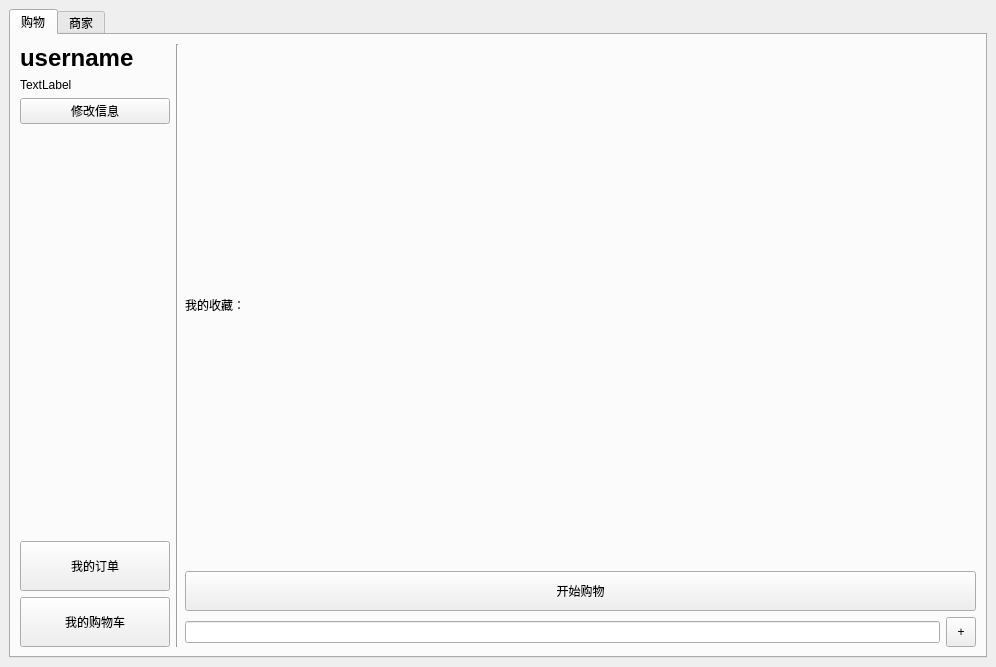
This is UserMainWindow.ui in tsukishima1321/shopping as Qt 5 draws it before an edit. The edited form follows.
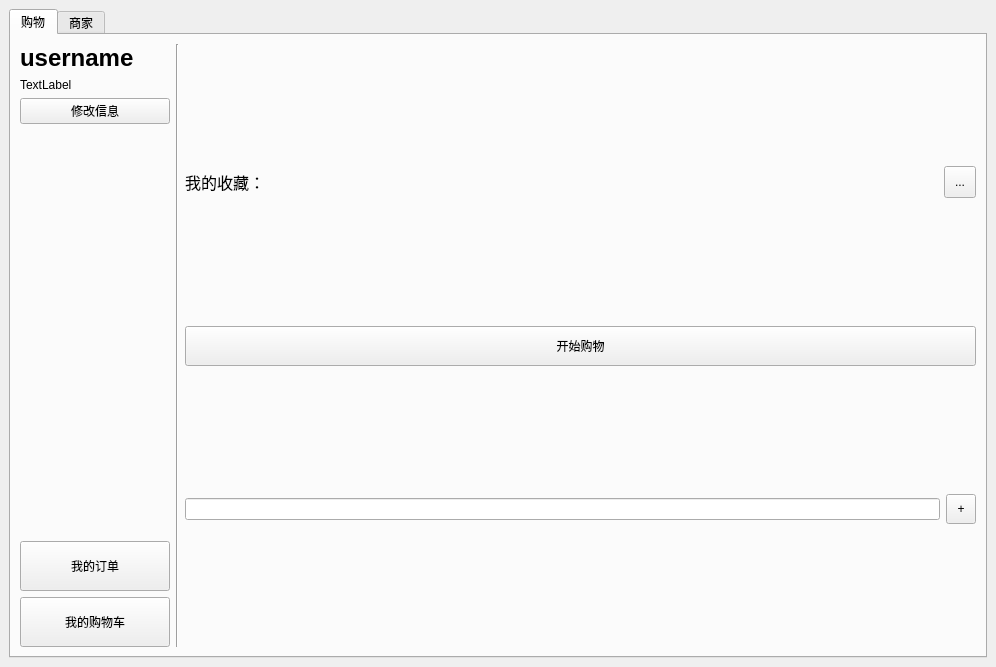
This is the edited form.

```diff
--- a/UserMainWindow.ui
+++ b/UserMainWindow.ui
@@ -143,11 +143,33 @@
           <item>
            <layout class="QVBoxLayout" name="verticalLayout_7">
             <item>
+             <layout class="QHBoxLayout" name="horizontalLayout_5">
+              <item>
              <widget class="QLabel" name="label">
+                <property name="font">
+                 <font>
+                  <pointsize>12</pointsize>
+                 </font>
+                </property>
               <property name="text">
                <string>我的收藏：</string>
               </property>
              </widget>
+              </item>
+              <item>
+               <widget class="QToolButton" name="buttonRefreshCollection">
+                <property name="minimumSize">
+                 <size>
+                  <width>32</width>
+                  <height>32</height>
+                 </size>
+                </property>
+                <property name="text">
+                 <string>...</string>
+                </property>
+               </widget>
+              </item>
+             </layout>
             </item>
            </layout>
           </item>
```
Lines whose indentation alone changed are shown as unchanged.
